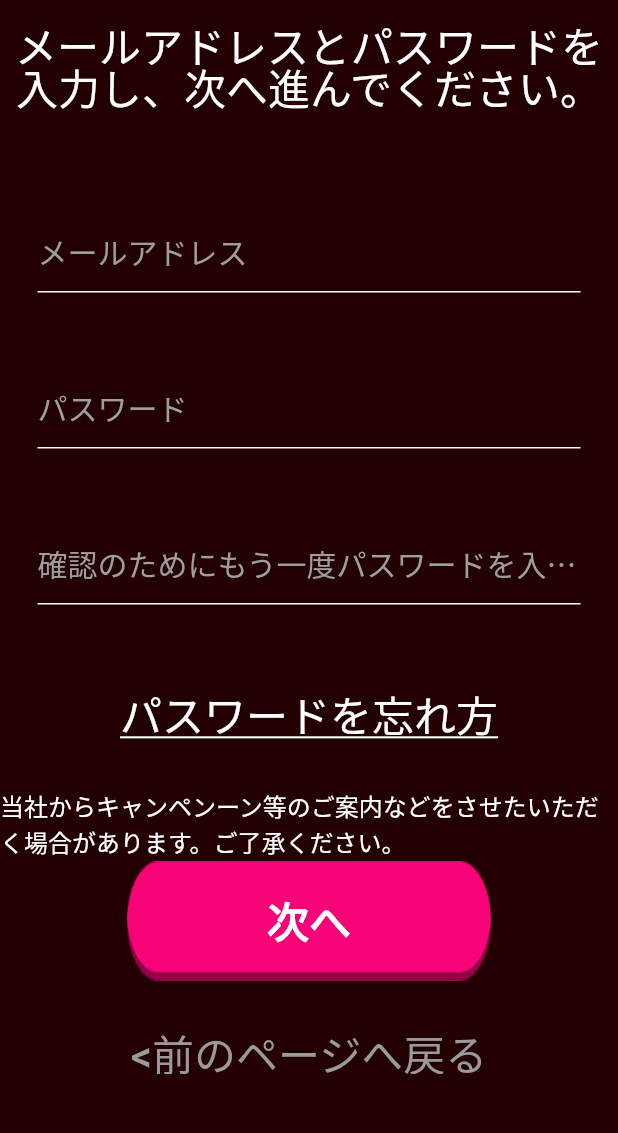
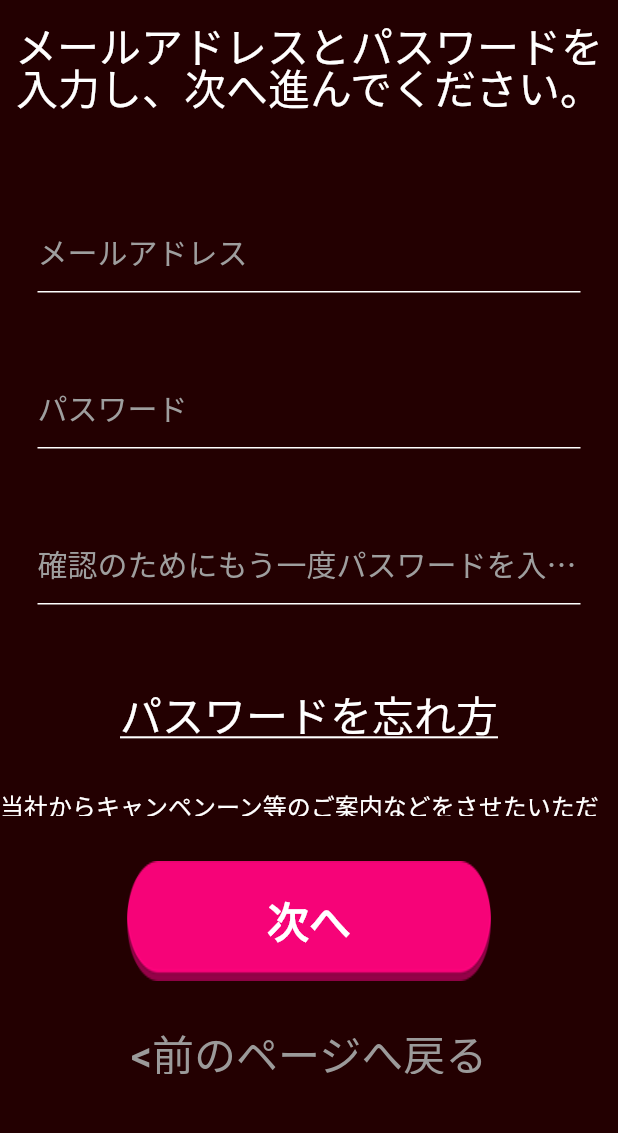
Before and after one commit to CWThun/shibuya, a Flutter app: the LoginUserScreen screen opened directly with empty values, on a phone screen of 412 x 824 dp, the part 90-1223 px from its top. Run offline on Flutter 3.47's test engine with Material 2 defaults, Android fonts, the light colour scheme and no system bars; our stand-ins replace email_validator, shared_preferences; accounts and stored records are empty; Roboto replaces fonts that are missing (ヒラギノ角ゴ Pro W3).

Commit message:
bundle change

```diff
--- a/lib/controls/bottom_bar.dart
+++ b/lib/controls/bottom_bar.dart
@@ -11,7 +11,11 @@ class SBYBottomBar extends StatelessWidget {
   Widget build(BuildContext context) {
     final isPortrait = MediaQuery.of(context).orientation == Orientation.portrait ? true : false;
     final screenWidth = MediaQuery.of(context).size.width;
-    return Expanded(
+    return Container(
+      alignment: Alignment.bottomCenter,
+      height: isPortrait ? 220 : 180,
+      decoration: const BoxDecoration(color: Color.fromARGB(255, 35, 0, 1)),
+      child: Expanded(
         child: Stack(
           alignment: Alignment.center,
           children: [
@@ -42,6 +46,7 @@ class SBYBottomBar extends StatelessWidget {
             )
           ],
         ),
+      ),
     );
   }
 }
--- a/lib/controls/textfield.dart
+++ b/lib/controls/textfield.dart
@@ -1,4 +1,5 @@
 import 'package:flutter/material.dart';
+import 'package:flutter/services.dart';
 
 import '../utils/constants.dart';
 
@@ -7,12 +8,16 @@ class SBYTextField extends StatelessWidget {
   final TextEditingController controller;
   final Function(String value)? focused;
   bool isPassword;
+  bool isNumber;
+  bool isDigitOnly;
   bool noPadding;
   double fontSize;
   SBYTextField(
       {Key? key,
       this.isPassword = false,
       this.noPadding = false,
+      this.isNumber = false,
+      this.isDigitOnly = false,
       this.fontSize = TEXT_FONT_SIZE,
       this.focused,
       required this.hint,
@@ -42,6 +47,8 @@ class SBYTextField extends StatelessWidget {
           controller: controller,
           obscureText: isPassword,
           style: TextStyle(color: Colors.white, fontSize: fontSize),
+          keyboardType: inputType(),
+          inputFormatters: isDigitOnly ? [FilteringTextInputFormatter.digitsOnly] : [],
           decoration: !noPadding
               ? InputDecoration(
                   hintText: hint,
@@ -54,4 +61,10 @@ class SBYTextField extends StatelessWidget {
       ),
     );
   }
+
+  TextInputType inputType() {
+    if (isNumber) return const TextInputType.numberWithOptions(decimal: false, signed: false);
+    if (isDigitOnly) return TextInputType.number;
+    return TextInputType.text;
+  }
 }
--- a/lib/screens/home.dart
+++ b/lib/screens/home.dart
@@ -31,8 +31,8 @@ class HomeScreen extends StatelessWidget {
                   child: SBYButton(
                       title: 'スタート',
                       onTouched: () {
-                        //Navigator.push(context, SlideRightRoute(page: const SelectUser()));
-                        Navigator.push(context, SlideRightRoute(page: ProductScreen(user: User())));
+                        Navigator.push(context, SlideRightRoute(page: const SelectUser()));
+                        //Navigator.push(context, SlideRightRoute(page: ProductScreen(user: User())));
                       })),
               Positioned(
                 bottom: 40,
--- a/lib/screens/user_login.dart
+++ b/lib/screens/user_login.dart
@@ -38,14 +38,11 @@ class _LoginUserScreenState extends State<LoginUserScreen> {
         height: double.infinity,
         width: double.infinity,
         decoration: const BoxDecoration(color: Color.fromARGB(255, 35, 0, 1)),
+        child: SingleChildScrollView(
           child: Column(
             children: [
               SizedBox(height: isPortrait ? 20 : 10),
-              Text(
-                SCR2_CAPTION,
-                textAlign: TextAlign.center,
-                style: TextStyle(color: Colors.white, fontSize: BUTTON_FONT_SIZE, height: 1),
-              ),
+              Text(SCR2_CAPTION, textAlign: TextAlign.center, style: TextStyle(color: Colors.white, fontSize: BUTTON_FONT_SIZE, height: 1)),
               SizedBox(height: isPortrait ? 40 : 20),
               SBYTextField(hint: HINT_EMAIL, controller: mailController),
               SBYTextField(hint: HINT_PASSWORD, controller: passwordController, isPassword: true),
@@ -55,22 +52,22 @@ class _LoginUserScreenState extends State<LoginUserScreen> {
                 onPressed: () async {
                   await changePassword(context);
                 },
-                child: Text(
-                  SCR2_LABEL1,
+                child: Text(SCR2_LABEL1,
                     textAlign: TextAlign.center,
-                  style: TextStyle(color: Colors.white, fontSize: BUTTON_FONT_SIZE, decoration: TextDecoration.underline),
+                    style: TextStyle(color: Colors.white, fontSize: BUTTON_FONT_SIZE, decoration: TextDecoration.underline)),
+              ),
+              SizedBox(height: isPortrait ? 20 : 10),
+              Text(SCR2_LABEL2, style: TextStyle(color: Colors.white, fontSize: LABEL_FONT_SIZE))
+            ],
           ),
         ),
-              SizedBox(height: isPortrait ? 20 : 10),
-              Text(SCR2_LABEL2, style: TextStyle(color: Colors.white, fontSize: LABEL_FONT_SIZE)),
-              SBYBottomBar(
+      ),
+      bottomNavigationBar: SBYBottomBar(
         onTouched: () async {
           await moveNext(context);
         },
       ),
-            ],
-          ),
-        ));
+    );
   }
 
   Future<void> moveNext(BuildContext context) async {
--- a/lib/screens/user_select.dart
+++ b/lib/screens/user_select.dart
@@ -136,7 +136,7 @@ class _SelectUserState extends State<SelectUser> {
                               Padding(
                                 padding: const EdgeInsets.only(left: ALL_PADDING, right: ALL_PADDING),
                                 child: Transform.scale(
-                                  scale: 1.2,
+                                  scale: 1.5,
                                   child: Checkbox(
                                     value: chooseOne,
                                     onChanged: (value) {
```
Also changed, not shown: lib/screens/product_screen.dart (+25 -18 lines), lib/screens/user_confirm.dart (+5 -5 lines), lib/screens/user_info.dart (+10 -5 lines), 6 other files. Lines whose indentation alone changed are shown as unchanged.
